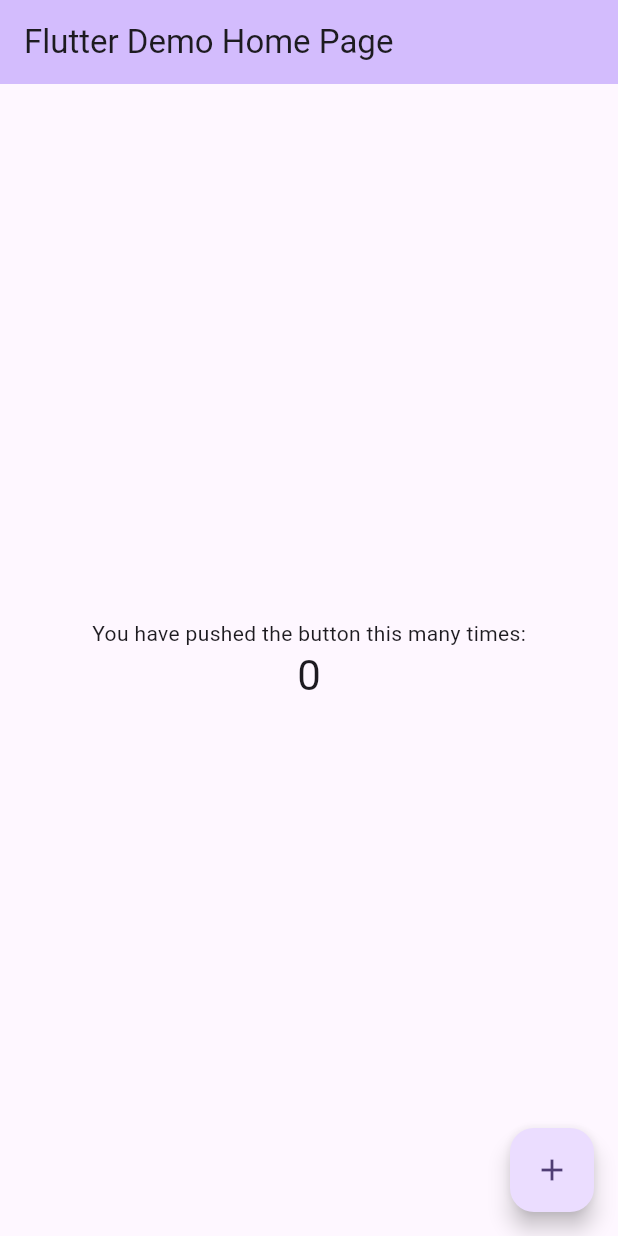
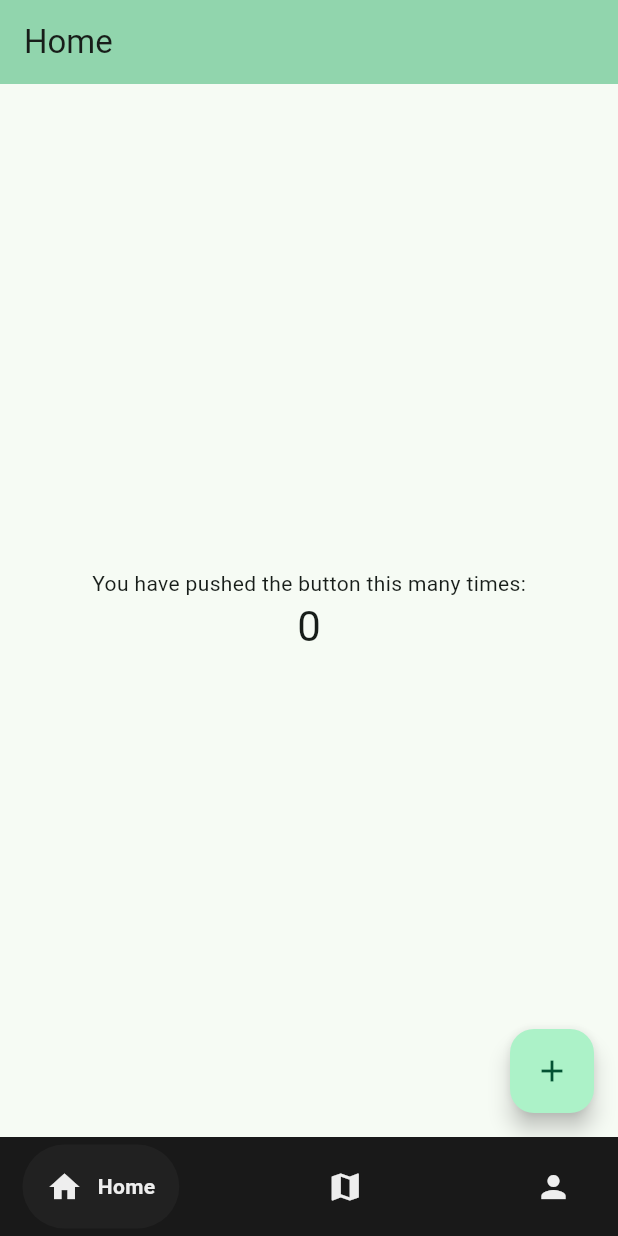
Before and after one commit to JPOliveira-Plenilunium/Alt-Map-Network, a Flutter app: the screen it shows after launch, on a phone screen of 412 x 824 dp. Run offline on Flutter 3.47's test engine with Material 2 defaults, Android fonts, the phone set to English and light mode, and no system bars; drawn by our look-alikes of google_nav_bar.

Commit message:
Updated demo project to MVC structure, Added simple navbar;

```diff
--- /dev/null
+++ b/Apps/Alt-Map-Network/alt_map_network/lib/Views/displayed_view.dart
@@ -0,0 +1,67 @@
+import 'package:flutter/material.dart';
+import 'package:google_nav_bar/google_nav_bar.dart';
+
+import 'my_home_page.dart';
+
+class DisplayedView extends StatefulWidget {
+  const DisplayedView({Key? key}) : super(key: key);
+
+  @override
+  State<DisplayedView> createState() => _DisplayedViewState();
+}
+
+class _DisplayedViewState extends State<DisplayedView> {
+  int _selectedIndex = 0;
+
+  void _navigateNavBar(int index) {
+    setState(() {
+      _selectedIndex = index;
+    });
+  }
+
+  //Add Tabs' Views Here
+  final List<Widget> _views = [
+    const MyHomePage(title: "Home"),
+    const MyHomePage(title: "Map"),
+    const MyHomePage(title: "Profile"),
+  ];
+
+  @override
+  Widget build(BuildContext context) {
+    return Scaffold(
+      body: _views[_selectedIndex],
+      bottomNavigationBar: Container(
+        color: const Color.fromRGBO(25, 25, 25, 1),
+        child: Padding(
+          padding: const EdgeInsets.symmetric(horizontal: 15, vertical: 5),
+          child: GNav(
+            backgroundColor: const Color.fromRGBO(25, 25, 25, 1),
+            color: const Color.fromRGBO(238, 238, 238, 1),
+            activeColor: const Color.fromRGBO(238, 238, 238, 1),
+            tabBackgroundColor: Colors.grey.shade900,
+            gap: 10,
+            onTabChange: (index) {
+              _navigateNavBar(index);
+            },
+            padding: const EdgeInsets.all(16),
+            //Add Tabs Here
+            tabs: const [
+              GButton(
+                icon: Icons.home,
+                text: "Home",
+              ),
+              GButton(
+                icon: Icons.map,
+                text: "Map",
+              ),
+              GButton(
+                icon: Icons.person,
+                text: "Profile",
+              ),
+            ],
+          ),
+        ),
+      ),
+    );
+  }
+}
--- /dev/null
+++ b/Apps/Alt-Map-Network/alt_map_network/lib/Views/my_home_page.dart
@@ -0,0 +1,91 @@
+//This is the default home page created when creating a flutter project
+
+import 'package:flutter/material.dart';
+
+class MyHomePage extends StatefulWidget {
+  const MyHomePage({super.key, required this.title});
+
+  // This widget is the home page of your application. It is stateful, meaning
+  // that it has a State object (defined below) that contains fields that affect
+  // how it looks.
+
+  // This class is the configuration for the state. It holds the values (in this
+  // case the title) provided by the parent (in this case the App widget) and
+  // used by the build method of the State. Fields in a Widget subclass are
+  // always marked "final".
+
+  final String title;
+
+  @override
+  State<MyHomePage> createState() => _MyHomePageState();
+}
+
+class _MyHomePageState extends State<MyHomePage> {
+  int _counter = 0;
+
+  void _incrementCounter() {
+    setState(() {
+      // This call to setState tells the Flutter framework that something has
+      // changed in this State, which causes it to rerun the build method below
+      // so that the display can reflect the updated values. If we changed
+      // _counter without calling setState(), then the build method would not be
+      // called again, and so nothing would appear to happen.
+      _counter++;
+    });
+  }
+
+  @override
+  Widget build(BuildContext context) {
+    // This method is rerun every time setState is called, for instance as done
+    // by the _incrementCounter method above.
+    //
+    // The Flutter framework has been optimized to make rerunning build methods
+    // fast, so that you can just rebuild anything that needs updating rather
+    // than having to individually change instances of widgets.
+    return Scaffold(
+      appBar: AppBar(
+        // TRY THIS: Try changing the color here to a specific color (to
+        // Colors.amber, perhaps?) and trigger a hot reload to see the AppBar
+        // change color while the other colors stay the same.
+        backgroundColor: Theme.of(context).colorScheme.inversePrimary,
+        // Here we take the value from the MyHomePage object that was created by
+        // the App.build method, and use it to set our appbar title.
+        title: Text(widget.title),
+      ),
+      body: Center(
+        // Center is a layout widget. It takes a single child and positions it
+        // in the middle of the parent.
+        child: Column(
+          // Column is also a layout widget. It takes a list of children and
+          // arranges them vertically. By default, it sizes itself to fit its
+          // children horizontally, and tries to be as tall as its parent.
+          //
+          // Column has various properties to control how it sizes itself and
+          // how it positions its children. Here we use mainAxisAlignment to
+          // center the children vertically; the main axis here is the vertical
+          // axis because Columns are vertical (the cross axis would be
+          // horizontal).
+          //
+          // TRY THIS: Invoke "debug painting" (choose the "Toggle Debug Paint"
+          // action in the IDE, or press "p" in the console), to see the
+          // wireframe for each widget.
+          mainAxisAlignment: MainAxisAlignment.center,
+          children: <Widget>[
+            const Text(
+              'You have pushed the button this many times:',
+            ),
+            Text(
+              '$_counter',
+              style: Theme.of(context).textTheme.headlineMedium,
+            ),
+          ],
+        ),
+      ),
+      floatingActionButton: FloatingActionButton(
+        onPressed: _incrementCounter,
+        tooltip: 'Increment',
+        child: const Icon(Icons.add),
+      ), // This trailing comma makes auto-formatting nicer for build methods.
+    );
+  }
+}
--- a/Apps/Alt-Map-Network/alt_map_network/lib/main.dart
+++ b/Apps/Alt-Map-Network/alt_map_network/lib/main.dart
@@ -1,4 +1,5 @@
 import 'package:flutter/material.dart';
+import 'Views/displayed_view.dart';
 
 void main() {
   runApp(const MyApp());
@@ -28,98 +29,12 @@ class MyApp extends StatelessWidget {
         //
         // This works for code too, not just values: Most code changes can be
         // tested with just a hot reload.
-        colorScheme: ColorScheme.fromSeed(seedColor: Colors.deepPurple),
+        colorScheme: ColorScheme.fromSeed(
+            seedColor: const Color.fromRGBO(12, 50, 32, 1)),
         useMaterial3: true,
       ),
-      home: const MyHomePage(title: 'Flutter Demo Home Page'),
+      //home: const MyHomePage(title: 'Flutter Demo Home Page'),
+      home: const DisplayedView(),
     );
   }
 }
-
-class MyHomePage extends StatefulWidget {
-  const MyHomePage({super.key, required this.title});
-
-  // This widget is the home page of your application. It is stateful, meaning
-  // that it has a State object (defined below) that contains fields that affect
-  // how it looks.
-
-  // This class is the configuration for the state. It holds the values (in this
-  // case the title) provided by the parent (in this case the App widget) and
-  // used by the build method of the State. Fields in a Widget subclass are
-  // always marked "final".
-
-  final String title;
-
-  @override
-  State<MyHomePage> createState() => _MyHomePageState();
-}
-
-class _MyHomePageState extends State<MyHomePage> {
-  int _counter = 0;
-
-  void _incrementCounter() {
-    setState(() {
-      // This call to setState tells the Flutter framework that something has
-      // changed in this State, which causes it to rerun the build method below
-      // so that the display can reflect the updated values. If we changed
-      // _counter without calling setState(), then the build method would not be
-      // called again, and so nothing would appear to happen.
-      _counter++;
-    });
-  }
-
-  @override
-  Widget build(BuildContext context) {
-    // This method is rerun every time setState is called, for instance as done
-    // by the _incrementCounter method above.
-    //
-    // The Flutter framework has been optimized to make rerunning build methods
-    // fast, so that you can just rebuild anything that needs updating rather
-    // than having to individually change instances of widgets.
-    return Scaffold(
-      appBar: AppBar(
-        // TRY THIS: Try changing the color here to a specific color (to
-        // Colors.amber, perhaps?) and trigger a hot reload to see the AppBar
-        // change color while the other colors stay the same.
-        backgroundColor: Theme.of(context).colorScheme.inversePrimary,
-        // Here we take the value from the MyHomePage object that was created by
-        // the App.build method, and use it to set our appbar title.
-        title: Text(widget.title),
-      ),
-      body: Center(
-        // Center is a layout widget. It takes a single child and positions it
-        // in the middle of the parent.
-        child: Column(
-          // Column is also a layout widget. It takes a list of children and
-          // arranges them vertically. By default, it sizes itself to fit its
-          // children horizontally, and tries to be as tall as its parent.
-          //
-          // Column has various properties to control how it sizes itself and
-          // how it positions its children. Here we use mainAxisAlignment to
-          // center the children vertically; the main axis here is the vertical
-          // axis because Columns are vertical (the cross axis would be
-          // horizontal).
-          //
-          // TRY THIS: Invoke "debug painting" (choose the "Toggle Debug Paint"
-          // action in the IDE, or press "p" in the console), to see the
-          // wireframe for each widget.
-          mainAxisAlignment: MainAxisAlignment.center,
-          children: <Widget>[
-            const Text(
-              'You have pushed the button this many times:',
-            ),
-            Text(
-              '$_counter',
-              style: Theme.of(context).textTheme.headlineMedium,
-            ),
-          ],
-        ),
-      ),
-      floatingActionButton: FloatingActionButton(
-        onPressed: _incrementCounter,
-        tooltip: 'Increment',
-        child: const Icon(Icons.add),
-      ), // This trailing comma makes auto-formatting nicer for build methods.
-    );
-  }
-}
--- a/Apps/Alt-Map-Network/alt_map_network/pubspec.yaml
+++ b/Apps/Alt-Map-Network/alt_map_network/pubspec.yaml
@@ -28,6 +28,7 @@ environment:
 # the latest version available on pub.dev. To see which dependencies have newer
 # versions available, run `flutter pub outdated`.
 dependencies:
+  google_nav_bar: ^5.0.6
   flutter:
     sdk: flutter
 
```
Also changed, not shown: Apps/Alt-Map-Network/alt_map_network/lib/Models/map_point_model.dart (added, +16 -0 lines), Apps/Alt-Map-Network/alt_map_network/lib/Views/map_point_list_view.dart (added, +17 -0 lines), Apps/Alt-Map-Network/alt_map_network/lib/Controllers/map_point_controller.dart (added), Apps/Alt-Map-Network/alt_map_network/pubspec.lock.
